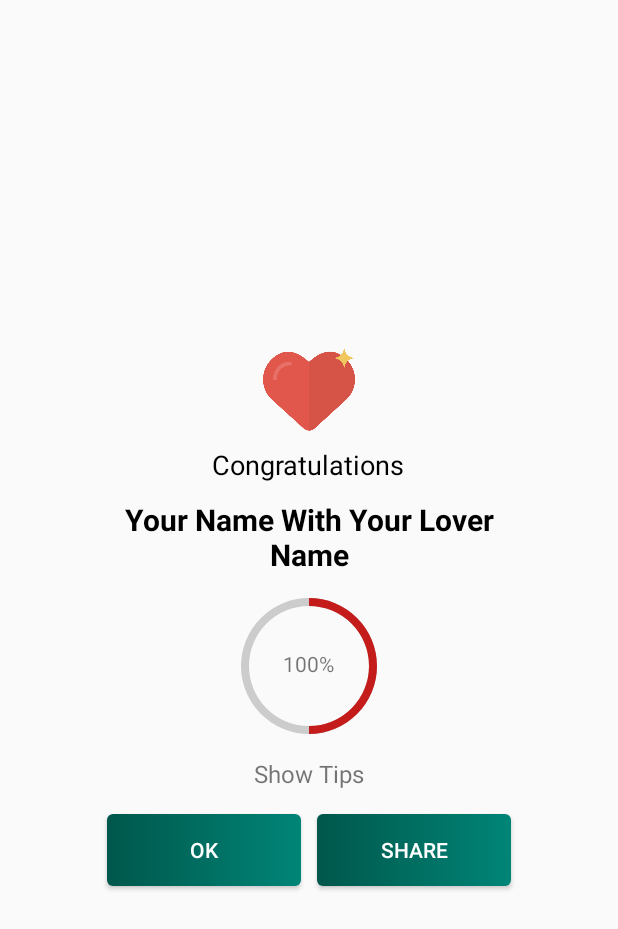
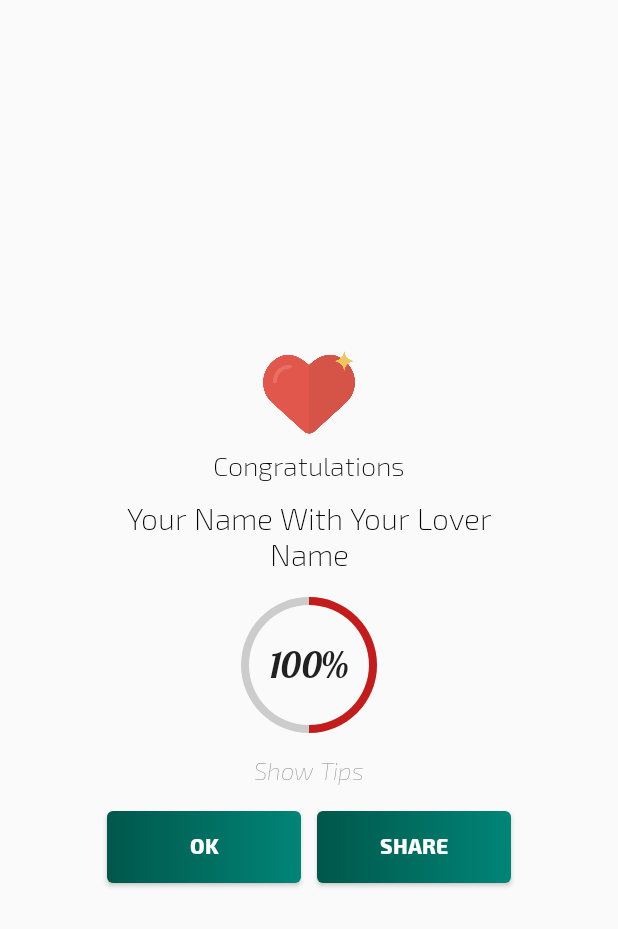
Before and after one commit to samadtalukder/Love-Calculator-App, an Android app: the layout show_result.xml on its own in the app's theme, with its tools: preview values and no code run, on a phone screen of 412 x 824 dp. Shown: the top 929 px of the screen. Run offline under Robolectric (Android 15) with nearby library versions, the phone set to English and light mode, and no system bars.

Commit message:
Add font

```diff
--- a/app/src/main/res/layout/activity_main.xml
+++ b/app/src/main/res/layout/activity_main.xml
@@ -1,5 +1,6 @@
 <?xml version="1.0" encoding="utf-8"?>
 <LinearLayout xmlns:android="http://schemas.android.com/apk/res/android"
+    xmlns:app="http://schemas.android.com/apk/res-auto"
     android:layout_width="match_parent"
     android:layout_height="match_parent"
     android:background="@drawable/love_bg">
@@ -26,7 +27,8 @@
             android:paddingRight="20dp"
             android:paddingBottom="8dp"
             android:textColor="@color/editTextColor"
-            android:textColorHint="#E6E3E3" />
+            android:textColorHint="#E6E3E3"
+            app:fontFamily="@font/lobster" />
 
         <EditText
             android:id="@+id/yourLoverNameET"
@@ -45,13 +47,15 @@
             android:paddingRight="20dp"
             android:paddingBottom="8dp"
             android:textColor="@color/editTextColor"
-            android:textColorHint="#E6E3E3" />
+            android:textColorHint="#E6E3E3"
+            app:fontFamily="@font/lobster" />
 
         <Button
             android:id="@+id/calculateBtn"
             android:layout_width="100dp"
             android:layout_height="100dp"
             android:background="@drawable/heart"
+            app:fontFamily="@font/exo_2_extrabold"
             android:text="@string/calculate"
             android:textColor="#FFF" />
 
--- a/app/src/main/res/layout/show_result.xml
+++ b/app/src/main/res/layout/show_result.xml
@@ -35,6 +35,7 @@
                         android:layout_gravity="center"
                         android:layout_marginTop="40dp"
                         android:text="@string/congratulations"
+                        app:fontFamily="@font/exo_2_extralight"
                         android:textColor="@android:color/primary_text_light"
                         android:textSize="18sp" />
 
@@ -50,7 +51,8 @@
                         android:text="@string/your_name_with_your_lover_name"
                         android:textColor="@android:color/primary_text_light"
                         android:textSize="20sp"
-                        android:textStyle="bold" />
+                        android:textStyle="bold"
+                        app:fontFamily="@font/exo_2_extralight" />
 
                     <RelativeLayout
                         android:layout_width="wrap_content"
@@ -63,8 +65,8 @@
                             style="?android:attr/progressBarStyleHorizontal"
                             android:layout_width="100dp"
                             android:layout_height="100dp"
+                            android:background="@drawable/circle_shape"
                             android:indeterminate="false"
-                            android:background="@drawable/circle_shape"
                             android:max="100"
                             android:progress="50"
                             android:progressDrawable="@drawable/custom_progressbar_drawable" />
@@ -76,20 +78,11 @@
                             android:layout_height="wrap_content"
                             android:layout_alignBottom="@+id/progressBar"
                             android:layout_centerInParent="true"
-                            android:layout_marginBottom="42dp"
+                            android:layout_marginBottom="35dp"
                             android:text="@string/_100"
-                            android:textAppearance="?android:attr/textAppearanceSmall" />
+                            android:textAppearance="@style/TextAppearance.AppCompat.Headline"
+                            app:fontFamily="@font/lobster" />
                     </RelativeLayout>
-                    <!--<TextView
-                        android:id="@+id/showLovePercentTV"
-                        android:layout_width="match_parent"
-                        android:layout_height="wrap_content"
-                        android:gravity="center"
-                        android:padding="5dp"
-                        android:text="@string/_100"
-                        android:textColor="@android:color/primary_text_light"
-                        android:textSize="25sp"
-                        android:textStyle="bold" />-->
 
 
                     <TextView
@@ -98,10 +91,10 @@
                         android:layout_height="wrap_content"
                         android:layout_gravity="center"
                         android:layout_margin="5dp"
-                        android:gravity="center"
                         android:padding="5dp"
                         android:text="@string/show_tips"
-                        android:textSize="16sp" />
+                        android:textSize="16sp"
+                        app:fontFamily="@font/exo_2_thin_italic" />
 
                     <LinearLayout
                         android:layout_width="match_parent"
@@ -117,7 +110,8 @@
                             android:background="@drawable/primary_button"
                             android:padding="5dp"
                             android:text="@string/ok"
-                            android:textColor="@android:color/white" />
+                            android:textColor="@android:color/white"
+                            app:fontFamily="@font/exo_2_extrabold" />
 
                         <Button
                             android:id="@+id/shareBtn"
@@ -128,6 +122,7 @@
                             android:background="@drawable/primary_button"
                             android:padding="5dp"
                             android:text="@string/share"
+                            app:fontFamily="@font/exo_2_extrabold"
                             android:textColor="@android:color/white" />
                     </LinearLayout>
                 </LinearLayout>
```
Also changed, not shown: app/src/main/java/com/samad/talukder/lovecalculatorapp/ShowAlertDialog.java (+7 -1 lines), app/src/main/res/font/exo_2_extrabold.ttf (added), app/src/main/res/font/exo_2_extralight.ttf (added), app/src/main/res/font/exo_2_thin_italic.ttf (added), app/src/main/res/font/lobster.ttf (added).
